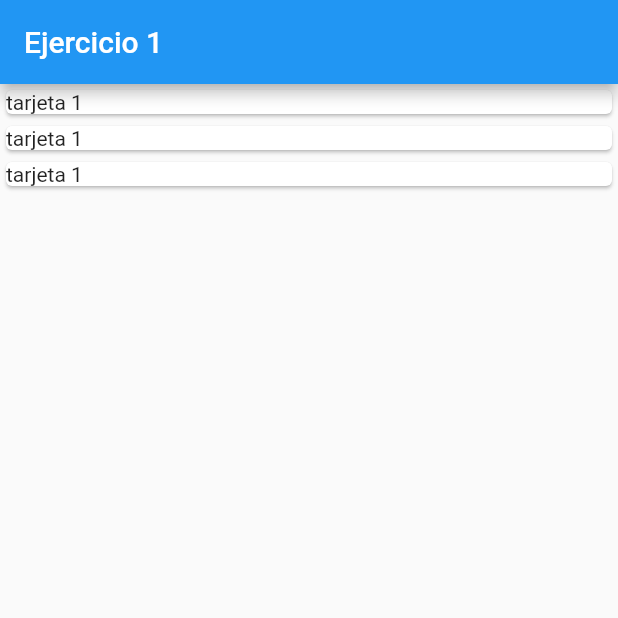
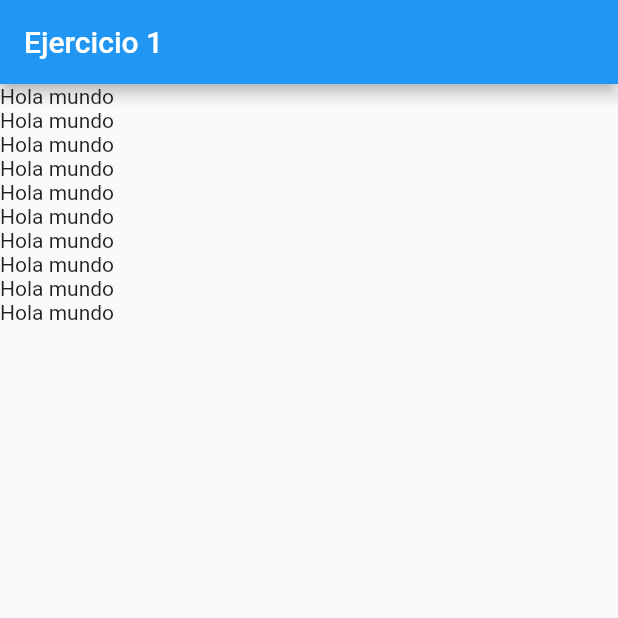
Before and after one commit to crashbit/mpoo2022-2, a Flutter app: the screen it shows after launch, on a phone screen of 412 x 824 dp, the top half of it. Run offline on Flutter 3.47's test engine with Material 2 defaults, Android fonts, the phone set to English and light mode, and no system bars.

```diff
--- a/cardsflutter/lib/Ejercicio1.dart
+++ b/cardsflutter/lib/Ejercicio1.dart
@@ -9,12 +9,12 @@ class Ejercicio1 extends StatelessWidget {
       appBar: AppBar(
         title: Text("Ejercicio 1"),
       ),
-      body: ListView(
-        children: [
-          listaWidgets(),
-          listaWidgets(),
-          listaWidgets(),
-        ],
+      body: ListView.builder(
+        itemCount: 10,
+        itemBuilder: (context, index) {
+          print(index);
+          return Text("Hola mundo");
+        },
       ),
     );
   }
@@ -23,16 +23,9 @@ class Ejercicio1 extends StatelessWidget {
     return tarjeta("Hola mundi");
   }
 
-  Widget tarjeta(String titutlo) {
+  Widget tarjeta(String titulo) {
     return Card(
-      child: InkWell(
-        onTap: () {
-          print("click");
-        },
-        child: Container(
-          child: Text("tarjeta 1"),
-        ),
-      ),
+      child: Text(titulo),
     );
   }
 }// Fin de la clase
```
